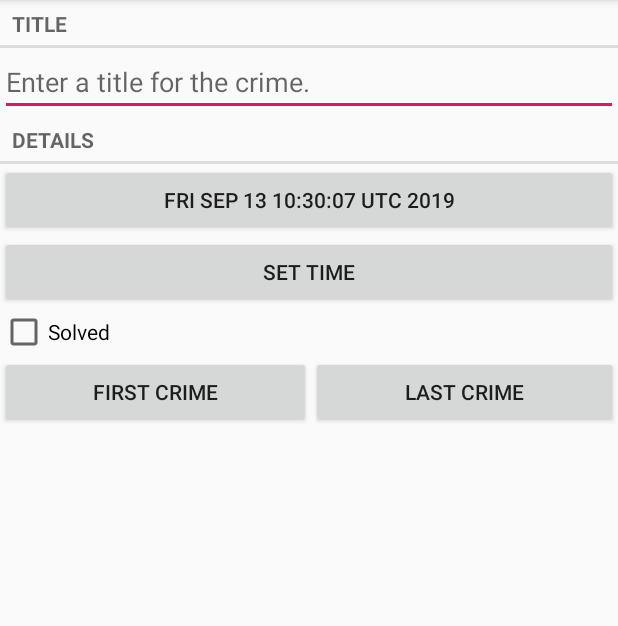
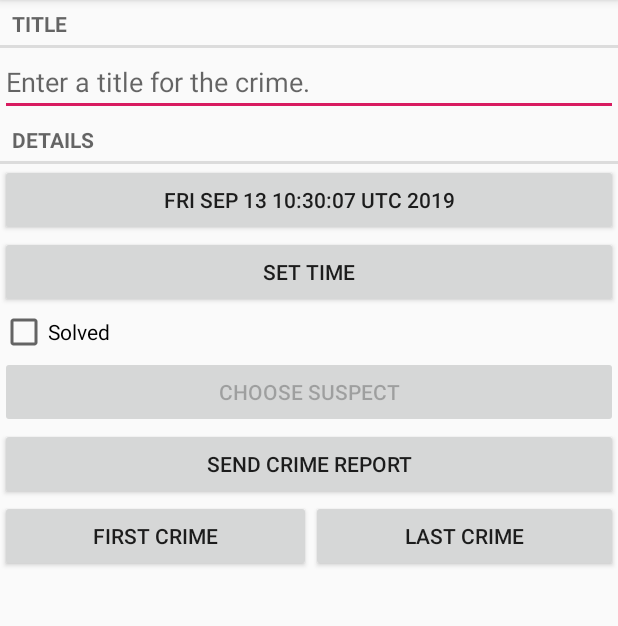
Before and after one commit to Nizar4790k/CriminalIntent, an Android app: the screen it shows after launch (CrimePagerActivity), after a tap on "NEW CRIME", on a phone screen of 412 x 824 dp, the part 84-710 px from its top. Run offline under Robolectric (Android 15) with nearby library versions, the phone set to English and light mode, and no system bars.

Commit message:
Added report function and search suspect in contact list, cap15 finished without challenges

```diff
--- a/app/src/main/java/android/bignerdranch/com/CrimeFragment.java
+++ b/app/src/main/java/android/bignerdranch/com/CrimeFragment.java
@@ -2,13 +2,18 @@ package android.bignerdranch.com;
 
 
 import android.content.Intent;
+import android.content.pm.PackageManager;
+import android.database.Cursor;
+import android.net.Uri;
 import android.os.Bundle;
+import android.provider.ContactsContract;
 import android.support.annotation.NonNull;
 import android.support.annotation.Nullable;
 import android.support.v4.app.Fragment;
 import android.support.v4.app.FragmentManager;
 import android.text.Editable;
 import android.text.TextWatcher;
+import android.text.format.DateFormat;
 import android.view.LayoutInflater;
 import android.view.Menu;
 import android.view.MenuInflater;
@@ -31,17 +36,23 @@ public class CrimeFragment extends Fragment {
     private  static final String DIALOG_TIME="DialogTime";
     private static final int REQUEST_DATE = 0;
     private static final int REQUEST_TIME=1;
+    private static final int REQUEST_CONTACT = 1;
 
 
 
 
     private Crime mCrime;
     private EditText mTitleField;
+
+    private CheckBox mSolvedCheckBox;
+
     private Button mDateButton;
-    private CheckBox mSolvedCheckBox;
     private Button mGoToFirst;
     private Button mGoToLast;
     private Button mTimeButton;
+    private Button mReportButton;
+    private Button mSuspectButton;
+
 
     public static CrimeFragment newInstance (UUID crimeId){
         Bundle args = new Bundle();
@@ -63,6 +74,8 @@ public class CrimeFragment extends Fragment {
         mCrime = CrimeLab.get(getActivity()).getCrime(crimeId);
 
 
+
+
     }
 
 
@@ -70,6 +83,25 @@ public class CrimeFragment extends Fragment {
     @Override
     public View onCreateView(@NonNull LayoutInflater inflater, @Nullable ViewGroup container, @Nullable Bundle savedInstanceState) {
         View v = inflater.inflate(R.layout.fragment_crime, container, false);
+
+
+        final Intent pickContact = new Intent(Intent.ACTION_PICK, ContactsContract.Contacts.CONTENT_URI);
+
+
+
+        mSuspectButton = v.findViewById(R.id.crime_suspect);
+        mSuspectButton.setOnClickListener(new View.OnClickListener() {
+            @Override
+            public void onClick(View v) {
+
+                startActivity(pickContact);
+            }
+        });
+
+        if(mCrime.getSuspect()!=null){
+            mSuspectButton.setText(mCrime.getSuspect());
+        }
+
 
 
         mTimeButton = (Button) v.findViewById(R.id.crime_time);
@@ -174,12 +206,35 @@ public class CrimeFragment extends Fragment {
 
         mTimeButton.setText(R.string.time_button);
 
+        mReportButton = v.findViewById(R.id.crime_report);
+        mReportButton.setOnClickListener(new View.OnClickListener() {
+            @Override
+            public void onClick(View v) {
+
+                Intent i = new Intent(Intent.ACTION_SEND);
+                i.setType("text/plain");
+                i.putExtra(Intent.EXTRA_TEXT,getReport());
+                i.putExtra(Intent.EXTRA_SUBJECT,getString(R.string.crime_report_subject));
+                i= Intent.createChooser(i,getString(R.string.send_report));
+                startActivity(i);
+
+            }
+        });
+
+
+        PackageManager packageManager = getActivity().getPackageManager();
+        if (packageManager.resolveActivity(pickContact,
+                PackageManager.MATCH_DEFAULT_ONLY) == null) {
+            mSuspectButton.setEnabled(false);
+        }
+
         return v;
     }
 
     @Override
     public void onActivityResult(int requestCode, int resultCode, Intent data) {
         super.onActivityResult(requestCode, resultCode, data);
+
 
         if(requestCode==REQUEST_DATE){
 
@@ -192,6 +247,32 @@ public class CrimeFragment extends Fragment {
                     .getSerializableExtra(TimePickerFragment.EXTRA_TIME);
             mCrime.setDate(date);
             mDateButton.setText(mCrime.getDate().toString());
+        } else if (requestCode == REQUEST_CONTACT && data != null) {
+            Uri contactUri = data.getData();
+
+            // Specify which fields you want your query to return
+            // values for
+            String[] queryFields = new String[] {
+                    ContactsContract.Contacts.DISPLAY_NAME
+            };
+            // Perform your query - the contactUri is like a "where"
+            // clause here
+            Cursor c = getActivity().getContentResolver()
+                    .query(contactUri, queryFields, null, null, null);
+            try {
+                // Double-check that you actually got results
+                if (c.getCount() == 0) {
+                    return;
+                }
+                // Pull out the first column of the first row of data
+                // that is your suspect's name
+                c.moveToFirst();
+                String suspect = c.getString(0);
+                mCrime.setSuspect(suspect);
+                mSuspectButton.setText(suspect);
+            } finally {
+                c.close();
+            }
         }
 
     }
@@ -232,4 +313,30 @@ public class CrimeFragment extends Fragment {
     private void updateDate() {
         mDateButton.setText(mCrime.getDate().toString());
     }
+
+    private String getReport(){
+
+        String solvedString = null;
+
+        if (mCrime.isSolved()) {
+            solvedString = getString(R.string.crime_report_solved);
+        } else {
+            solvedString = getString(R.string.crime_report_unsolved);
+        }
+        String dateFormat = "EEE, MMM dd";
+        String dateString = DateFormat.format(dateFormat,
+                mCrime.getDate()).toString();
+        String suspect = mCrime.getSuspect();
+        if (suspect == null) {
+            suspect = getString(R.string.crime_report_no_suspect);
+        } else {
+            suspect = getString(R.string.crime_report_suspect, suspect);
+        }
+        String report = getString(R.string  .crime_report,
+                mCrime.getTitle(), dateString, solvedString, suspect);
+
+
+        return report;
+    }
+
 }
--- a/app/src/main/java/android/bignerdranch/com/CrimeLab.java
+++ b/app/src/main/java/android/bignerdranch/com/CrimeLab.java
@@ -128,6 +128,8 @@ public class CrimeLab  {
         values.put(CrimeDbSchema.CrimeTable.Cols.TITLE,crime.getTitle());
         values.put(CrimeDbSchema.CrimeTable.Cols.DATE,crime.getDate().getTime());
         values.put(CrimeDbSchema.CrimeTable.Cols.SOLVED,crime.isSolved()? 1:0);
+        values.put(CrimeDbSchema.CrimeTable.Cols.SUSPECT,crime.getSuspect());
+
 
         return values;
 
--- a/app/src/main/java/android/bignerdranch/com/database/CrimeBaseHelper.java
+++ b/app/src/main/java/android/bignerdranch/com/database/CrimeBaseHelper.java
@@ -24,7 +24,9 @@ public class CrimeBaseHelper extends SQLiteOpenHelper {
                 + CrimeDbSchema.CrimeTable.Cols.UUID+","+
                 CrimeDbSchema.CrimeTable.Cols.TITLE+","+
                 CrimeDbSchema.CrimeTable.Cols.DATE+","+
-                CrimeDbSchema.CrimeTable.Cols.SOLVED+")");
+                CrimeDbSchema.CrimeTable.Cols.SOLVED+","+
+                        CrimeDbSchema.CrimeTable.Cols.SUSPECT
+                + ")");
 
 
     }
--- a/app/src/main/java/android/bignerdranch/com/database/CrimeCursorWrapper.java
+++ b/app/src/main/java/android/bignerdranch/com/database/CrimeCursorWrapper.java
@@ -19,6 +19,7 @@ public class CrimeCursorWrapper extends CursorWrapper {
         String title = getString(getColumnIndex(CrimeDbSchema.CrimeTable.Cols.TITLE));
         long date = getLong(getColumnIndex(CrimeDbSchema.CrimeTable.Cols.DATE));
         int isSolved = getInt(getColumnIndex(CrimeDbSchema.CrimeTable.Cols.SOLVED));
+        String suspect = getString(getColumnIndex(CrimeDbSchema.CrimeTable.Cols.SUSPECT));
 
 
         Crime crime = new Crime(UUID.fromString(uuidString));
--- a/app/src/main/java/android/bignerdranch/com/database/CrimeDbSchema.java
+++ b/app/src/main/java/android/bignerdranch/com/database/CrimeDbSchema.java
@@ -10,6 +10,7 @@ public class CrimeDbSchema {
             public static final String TITLE="title";
             public static final String DATE="date";
             public static final  String SOLVED ="solved";
+            public  static final String SUSPECT = "suspect";
         }
 
 
--- a/app/src/main/res/layout/fragment_crime.xml
+++ b/app/src/main/res/layout/fragment_crime.xml
@@ -41,6 +41,18 @@
         android:layout_height="wrap_content"
         android:text="@string/crime_solved_label" />
 
+    <Button
+        android:id="@+id/crime_suspect"
+        android:layout_width="match_parent"
+        android:layout_height="wrap_content"
+        android:text="@string/crime_suspect_text" />
+
+    <Button
+        android:id="@+id/crime_report"
+        android:layout_width="match_parent"
+        android:layout_height="wrap_content"
+        android:text="@string/crime_report_text" />
+
     <LinearLayout
         android:layout_width="match_parent"
         android:layout_height="wrap_content"
--- a/app/src/main/res/values/strings.xml
+++ b/app/src/main/res/values/strings.xml
@@ -2,6 +2,7 @@
     <string name="app_name">CriminalIntent</string>
 
     <!-- TODO: Remove or change this placeholder text -->
+    <!--UI Strings-->
     <string name="hello_blank_fragment">Hello blank fragment</string>
     <string name="crime_title_hint">Enter a title for the crime.</string>
     <string name="crime_title_label">Title</string>
@@ -25,6 +26,10 @@
     <string name="empty_crimes">There are no crimes added,tap the button to add a crime. </string>
     <string name="use_add_button">button to add a crime</string>
 
+    <string name="crime_suspect_text">Choose Suspect</string>
+    <string name="crime_report_text">Send Crime Report</string>
+
+
 
     <plurals name="subtitle_plural">
         <item quantity="one">%1$d crime</item>
@@ -32,4 +37,16 @@
     </plurals>
 
 
+    <!--Reports-->
+    <string name="crime_report">%1$s!The crime was discovered on %2$s. %3$s, and %4$s</string>
+    <string name="crime_report_solved">The case is solved</string>
+    <string name="crime_report_unsolved">The case is not solved</string>
+    <string name="crime_report_no_suspect">there is no suspect.</string>
+    <string name="crime_report_suspect">the suspect is %s.</string>
+    <string name="crime_report_subject">CriminalIntent Crime Report</string>
+    <string name="send_report">Send crime report via</string>
+
+
+
+
 </resources>
```
